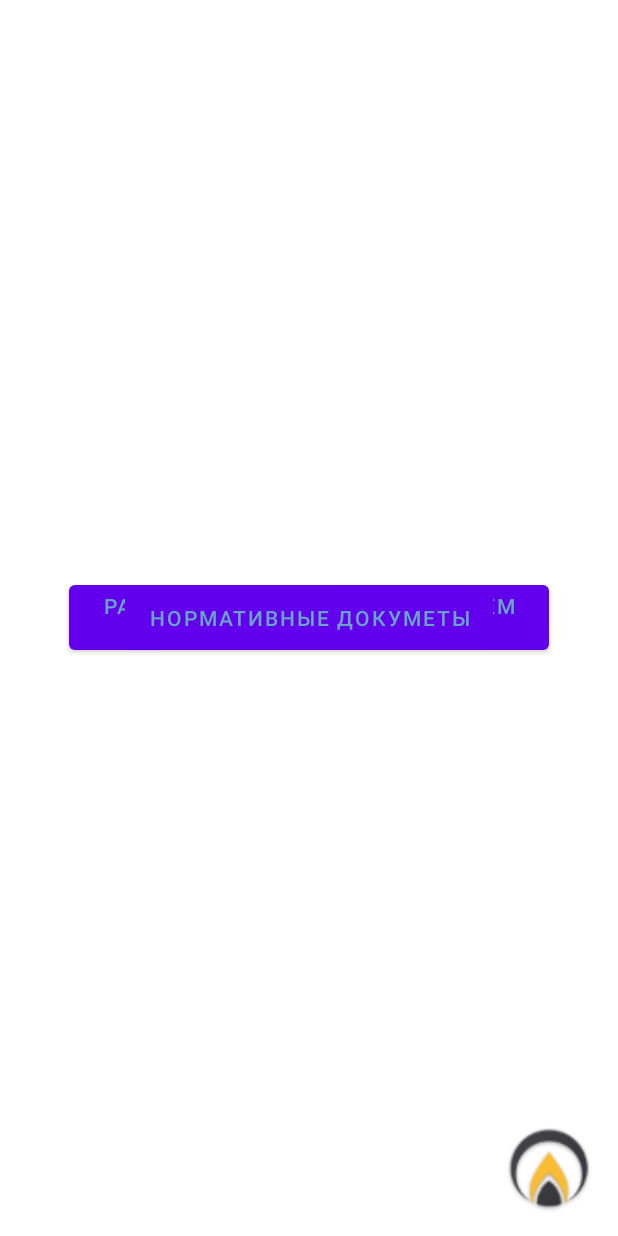
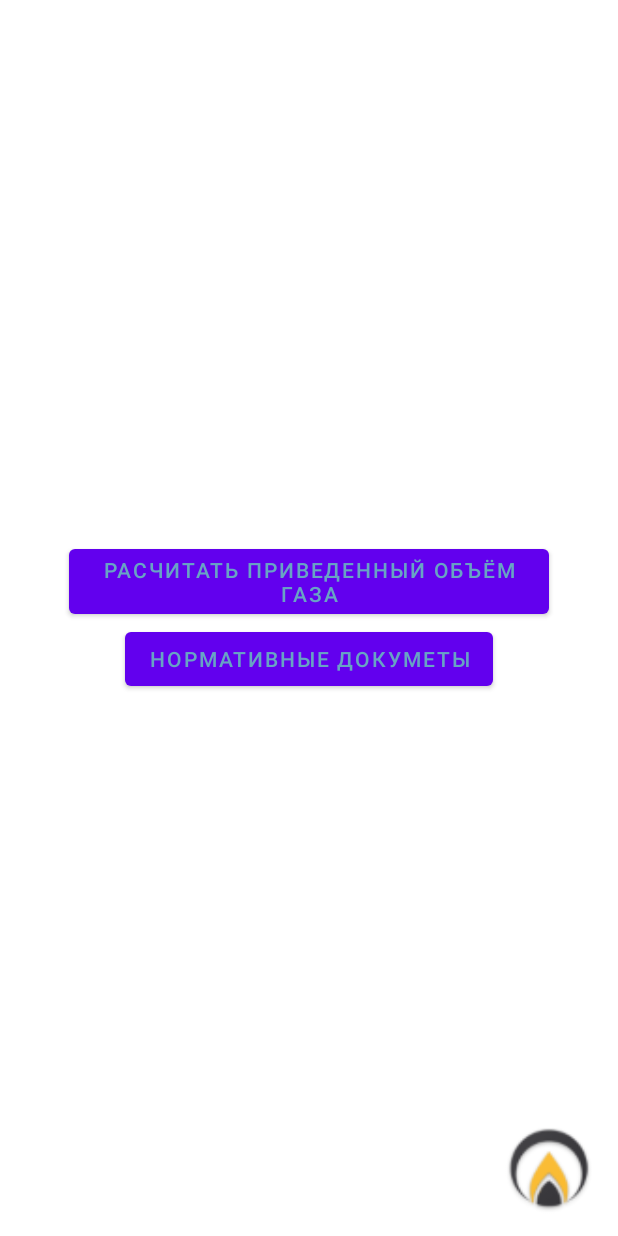
Before and after one commit to ilya-uzun/The-calculator-TEP-, an Android app: the screen it shows after launch (MainActivity), on a phone screen of 412 x 824 dp. Run offline under Robolectric (Android 15) with nearby library versions, the phone set to English and light mode, and no system bars.

Commit message:
Не работают функции

```diff
--- a/app/src/main/res/layout/activity_main.xml
+++ b/app/src/main/res/layout/activity_main.xml
@@ -13,20 +13,30 @@
         tools:layout_editor_absoluteX="1dp"
         tools:layout_editor_absoluteY="1dp">
 
+        <LinearLayout
+            android:layout_width="match_parent"
+            android:layout_height="wrap_content"
+            android:orientation="vertical"
+            android:layout_gravity="center">
+
             <Button
                 android:id="@+id/button_GazActuvity"
-            android:textColor="@color/light_blue"
                 android:layout_width="wrap_content"
                 android:layout_height="wrap_content"
                 android:layout_gravity="center"
-            android:text="@string/button_Vc_Gaz" />
+                android:text="@string/button_Vc_Gaz"
+                android:textColor="@color/light_blue" />
+
             <Button
                 android:id="@+id/button_GOST"
-            android:textColor="@color/light_blue"
                 android:layout_width="wrap_content"
                 android:layout_height="wrap_content"
                 android:layout_gravity="center"
-            android:text="@string/button_GOST" />
+                android:text="@string/button_GOST"
+                android:textColor="@color/light_blue" />
+
+        </LinearLayout>
+
         <ImageView
             android:id="@+id/imageView"
             android:layout_width="90dp"
```
Also changed, not shown: app/src/main/java/com/uzun/the_calculator_tep/GasActivity.kt (+19 -21 lines). Lines whose indentation alone changed are shown as unchanged.
